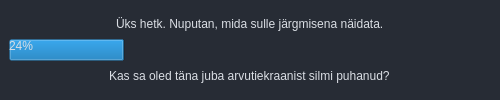
Qt form mailabl-qgis/widgets/WStatusBar_County.ui (TuloliKalver/mailabl-qgis) before a commit.
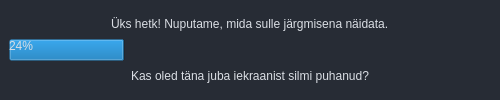
The same form after that commit.

What changed in the file:
```diff
--- a/mailabl-qgis/widgets/WStatusBar_County.ui
+++ b/mailabl-qgis/widgets/WStatusBar_County.ui
@@ -77,7 +77,7 @@
          <item alignment="Qt::AlignHCenter|Qt::AlignVCenter">
           <widget class="QLabel" name="label">
            <property name="text">
-            <string>Üks hetk. Nuputan, mida sulle järgmisena näidata.</string>
+            <string>Üks hetk! Nuputame, mida sulle järgmisena näidata.</string>
            </property>
           </widget>
          </item>
@@ -97,7 +97,7 @@
             </sizepolicy>
            </property>
            <property name="text">
-            <string>Kas sa oled täna juba arvutiekraanist silmi puhanud?</string>
+            <string>Kas oled täna juba iekraanist silmi puhanud?</string>
            </property>
           </widget>
          </item>
```
